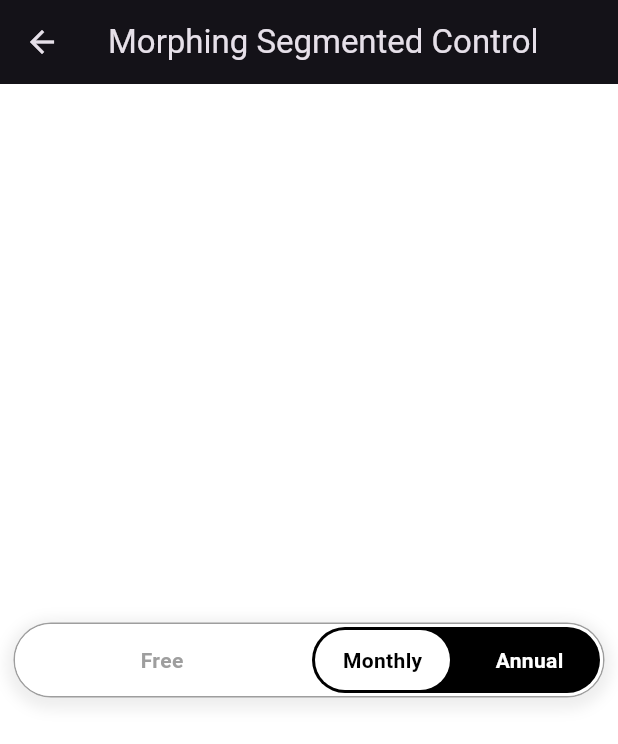
After one commit to JideGuru/animation_playground, a Flutter app: the MorphingSegmentedControlPage screen opened by its route, after a tap on "Premium", on a phone screen of 412 x 824 dp. The commit adds this screen. Shown: the top 744 px of the screen. Run offline on Flutter 3.47's test engine with Material 3 defaults, Android fonts, the light colour scheme and no system bars; missing offline and left inert: flutter_shaders.

Commit message:
feat: added morphing segmented control
This commit introduces a new `MorphingSegmentedControl` widget, along with a new route and associated list item.
The `MorphingSegmentedControl` allows for a segmented bar that transitions between a simple tab and a group of nested options.
Added a `BuildContext` extension for screen width/height related logic.
The new widget can be customized for height, width, colors, text styles, and animation durations.
It supports both a simple tab and a group tab with multiple selectable options.

```diff
--- /dev/null
+++ b/lib/animations/morphing_segmented_bar.dart
@@ -0,0 +1,520 @@
+import 'package:animation_playground/buildcontext_extension.dart';
+import 'package:flutter/material.dart';
+
+// Define your values (could be enums, strings, ints...)
+enum PlanType { free, premiumMonthly, premiumYearly }
+
+class MorphingSegmentedControlPage extends StatefulWidget {
+  const MorphingSegmentedControlPage({super.key});
+
+  @override
+  State<MorphingSegmentedControlPage> createState() =>
+      _MorphingSegmentedControlPageState();
+}
+
+class _MorphingSegmentedControlPageState
+    extends State<MorphingSegmentedControlPage> {
+  PlanType _selectedPlan = PlanType.free;
+
+  @override
+  Widget build(BuildContext context) {
+    return Scaffold(
+      backgroundColor: Colors.white,
+      appBar: AppBar(title: const Text('Morphing Segmented Control')),
+      body: Column(
+        mainAxisAlignment: MainAxisAlignment.center,
+        crossAxisAlignment: CrossAxisAlignment.center,
+        children: [
+          Center(
+            child: IntrinsicWidth(
+              child: Container(
+                decoration: BoxDecoration(
+                  color: Colors.white,
+                  borderRadius: BorderRadius.circular(30),
+                  border: Border.all(color: Colors.grey),
+                  boxShadow: [
+                    BoxShadow(
+                      color: Colors.grey.shade200,
+                      spreadRadius: 5,
+                      blurRadius: 7,
+                      offset: const Offset(0, 3),
+                    ),
+                  ],
+                ),
+                child: MorphingSegmentedControl<PlanType>(
+                  width: context.isMobile ? context.screenWidth - 20 : 420,
+                  value: _selectedPlan,
+                  onChanged: (newValue) {
+                    setState(() {
+                      _selectedPlan = newValue;
+                    });
+                  },
+                  simpleTabValue: PlanType.free,
+                  simpleTabLabel: "Free",
+                  groupTabCollapsedLabel: "Premium",
+                  groupTabOptions: const [
+                    MorphingTabItem(
+                        value: PlanType.premiumMonthly, label: "Monthly"),
+                    MorphingTabItem(
+                        value: PlanType.premiumYearly, label: "Annual"),
+                  ],
+                  // --- Optional Customization ---
+                  // height: 50,
+                  // width: 350,
+                  backgroundColor: Colors.white,
+                  selectedColor: Colors.black,
+                  nestedSelectedColor: Colors.white,
+                  selectedTextColor: Colors.white,
+                  unselectedTextColor: Colors.grey,
+                  nestedSelectedTextColor: Colors.black,
+                  nestedUnselectedTextColor: Colors.white,
+                  // textStyle: TextStyle(fontSize: 14),
+                ),
+              ),
+            ),
+          ),
+        ],
+      ),
+    );
+  }
+}
+
+/// Represents an item within the segmented control, particularly for the nested group.
+class MorphingTabItem<T> {
+  final T value;
+  final String label;
+
+  const MorphingTabItem({required this.value, required this.label});
+
+  @override
+  bool operator ==(Object other) =>
+      identical(this, other) ||
+      other is MorphingTabItem<T> &&
+          runtimeType == other.runtimeType &&
+          value == other.value;
+
+  @override
+  int get hashCode => value.hashCode;
+}
+
+/// A segmented control with a morphing behavior for the second segment,
+/// allowing it to expand into sub-options.
+///
+/// Uses a generic type `T` for the values associated with each tab.
+class MorphingSegmentedControl<T> extends StatefulWidget {
+  /// The currently selected value. Must be one of [simpleTabValue] or a value from [groupTabOptions].
+  final T value;
+
+  /// Callback invoked when the selected value changes.
+  final ValueChanged<T> onChanged;
+
+  // --- Tab Configuration ---
+  /// The value associated with the non-expanding (first) tab.
+  final T simpleTabValue;
+
+  /// The label displayed for the non-expanding (first) tab.
+  final String simpleTabLabel;
+
+  /// The label displayed for the expanding (second) tab group when it's collapsed.
+  final String groupTabCollapsedLabel;
+
+  /// The list of options for the expanding (second) tab group.
+  final List<MorphingTabItem<T>> groupTabOptions;
+
+  // --- Customization ---
+  /// Height of the control.
+  final double height;
+
+  /// Overall width of the control. If null, it tries to expand.
+  final double? width;
+
+  /// Padding inside the main container.
+  final EdgeInsets padding;
+
+  /// Margin around the main sliding thumb.
+  final EdgeInsets mainThumbMargin;
+
+  /// Margin around the nested sliding thumb.
+  final EdgeInsets nestedThumbMargin;
+
+  /// Background color of the control.
+  final Color backgroundColor;
+
+  /// Color of the main sliding thumb (selects between simpleTab and the groupTab).
+  final Color selectedColor;
+
+  /// Color of the nested sliding thumb (selects within the groupTab options).
+  final Color nestedSelectedColor;
+
+  /// Text color when the text is over the corresponding selected thumb.
+  final Color selectedTextColor;
+
+  /// Text color when the text is *not* over its corresponding selected thumb.
+  final Color unselectedTextColor;
+
+  /// Color of the nested selected text.
+  final Color nestedSelectedTextColor;
+
+  /// Color of the nested unselected text.
+  final Color nestedUnselectedTextColor;
+
+  /// General text style for labels. Specific colors ([selectedTextColor],
+  /// [unselectedTextColor]) will override the color in this style.
+  final TextStyle? textStyle;
+
+  /// Duration for the main thumb sliding animation.
+  final Duration mainAnimationDuration;
+
+  /// Duration for the nested thumb sliding animation.
+  final Duration nestedAnimationDuration;
+
+  /// Duration for the fade animation when switching the group tab content.
+  final Duration switchAnimationDuration;
+
+  /// Animation curve used for all animations.
+  final Curve animationCurve;
+
+  const MorphingSegmentedControl({
+    super.key,
+    required this.value,
+    required this.onChanged,
+    required this.simpleTabValue,
+    required this.simpleTabLabel,
+    required this.groupTabCollapsedLabel,
+    required this.groupTabOptions,
+    this.height = 48,
+    this.width = 320,
+    this.padding = const EdgeInsets.all(0),
+    this.mainThumbMargin = const EdgeInsets.all(2),
+    this.nestedThumbMargin = const EdgeInsets.all(4),
+    this.backgroundColor = Colors.black,
+    this.selectedColor = Colors.white, // Main thumb color
+    this.nestedSelectedColor = Colors.black, // Nested thumb color
+    this.selectedTextColor = Colors.black, // Text color over main thumb
+    this.unselectedTextColor = Colors.white, // Text color over main background
+    this.nestedSelectedTextColor = Colors.white, // Nested thumb text color
+    this.nestedUnselectedTextColor = Colors.black, // Nested thumb text color
+    this.textStyle,
+    this.mainAnimationDuration = const Duration(milliseconds: 250),
+    this.nestedAnimationDuration = const Duration(milliseconds: 250),
+    this.switchAnimationDuration = const Duration(milliseconds: 200),
+    this.animationCurve = Curves.easeInOut,
+  }) : assert(groupTabOptions.length > 0, 'groupTabOptions cannot be empty');
+
+  @override
+  State<MorphingSegmentedControl<T>> createState() =>
+      _MorphingSegmentedControlState<T>();
+}
+
+class _MorphingSegmentedControlState<T>
+    extends State<MorphingSegmentedControl<T>> {
+  // Helper to check if the current value belongs to the group/nested options
+  bool get _isGroupTabSelected {
+    return widget.groupTabOptions.any((option) => option.value == widget.value);
+  }
+
+  // Calculate metrics for the main background thumb (Simple vs Group)
+  Map<String, double> _calculateMainThumbMetrics(double maxWidth) {
+    double availableWidth = maxWidth - widget.padding.horizontal;
+    double thumbWidth = availableWidth / 2; // Always 50% for main selection
+    double thumbLeft = widget.padding.left; // Default to Simple tab position
+
+    if (_isGroupTabSelected) {
+      // If any group option is selected, move thumb to the right half
+      thumbLeft = widget.padding.left + (availableWidth / 2);
+    }
+
+    return {'left': thumbLeft, 'width': thumbWidth};
+  }
+
+  // --- Build Method ---
+  @override
+  Widget build(BuildContext context) {
+    // Calculate border radius based on height, padding, and margin
+    final double mainThumbEffectiveHeight = widget.height -
+        widget.padding.vertical -
+        widget.mainThumbMargin.vertical;
+    final double mainThumbBorderRadius = mainThumbEffectiveHeight / 2;
+
+    final TextStyle defaultTextStyle = widget.textStyle ??
+        Theme.of(context).textTheme.bodyMedium ??
+        const TextStyle();
+    final TextStyle effectiveTextStyle =
+        defaultTextStyle.copyWith(fontWeight: FontWeight.bold);
+
+    return Container(
+      height: widget.height,
+      width: widget.width,
+      decoration: BoxDecoration(
+        color: widget.backgroundColor,
+        borderRadius: BorderRadius.circular(widget.height / 2),
+      ),
+      child: LayoutBuilder(
+        builder: (context, constraints) {
+          final double maxWidth = constraints.maxWidth; // Use actual width
+          if (maxWidth == 0 || maxWidth.isInfinite) {
+            // Avoid calculations if width is not constrained
+            return const SizedBox.shrink();
+          }
+
+          final mainThumbMetrics = _calculateMainThumbMetrics(maxWidth);
+          final double mainThumbLeft = mainThumbMetrics['left']!;
+          final double mainThumbWidth = mainThumbMetrics['width']!;
+
+          // Determine text colors based on main thumb position
+          final Color simpleTextColor = widget.value == widget.simpleTabValue
+              ? widget.selectedTextColor // Over white thumb
+              : widget.unselectedTextColor; // Over black background
+
+          final Color groupCollapsedTextColor = _isGroupTabSelected
+              ? widget.selectedTextColor // Over white thumb
+              : widget.unselectedTextColor; // Over black background
+
+          return Stack(
+            alignment: Alignment.centerLeft,
+            children: [
+              // --- 1. Main Sliding Thumb (Background Selector) ---
+              AnimatedPositioned(
+                duration: widget.mainAnimationDuration,
+                curve: widget.animationCurve,
+                left: mainThumbLeft,
+                top: widget.padding.top,
+                bottom: widget.padding.bottom,
+                width: mainThumbWidth,
+                child: Container(
+                  margin: widget.mainThumbMargin,
+                  decoration: BoxDecoration(
+                    color: widget.selectedColor, // Use parameter
+                    borderRadius: BorderRadius.circular(
+                        mainThumbBorderRadius > 0 ? mainThumbBorderRadius : 0),
+                  ),
+                ),
+              ),
+
+              // --- 2. Tab Labels / Content Area ---
+              Padding(
+                padding: widget.padding, // Apply overall padding
+                child: Row(
+                  children: [
+                    // --- SIMPLE Tab Area (50%) ---
+                    Expanded(
+                      child: GestureDetector(
+                        behavior: HitTestBehavior.opaque,
+                        onTap: () => widget.onChanged(widget.simpleTabValue),
+                        child: Container(
+                          alignment: Alignment.center,
+                          child: Text(
+                            widget.simpleTabLabel,
+                            style: effectiveTextStyle.copyWith(
+                                color: simpleTextColor),
+                          ),
+                        ),
+                      ),
+                    ),
+
+                    // --- GROUP Tab Area (50%) ---
+                    Expanded(
+                      child: AnimatedSwitcher(
+                        duration: widget.switchAnimationDuration,
+                        switchInCurve: widget.animationCurve,
+                        switchOutCurve: widget.animationCurve,
+                        transitionBuilder: (child, anim) {
+                          return FadeTransition(opacity: anim, child: child);
+                        },
+                        child: _isGroupTabSelected
+                            ? _NestedTabBar<T>(
+                                // Use a key for state preservation if needed, ValueKey helps switcher
+                                key: ValueKey(widget.groupTabOptions),
+                                selectedTabValue: widget.value,
+                                options: widget.groupTabOptions,
+                                onChanged: widget.onChanged,
+                                // Pass necessary dimensions & styles
+                                parentHeight:
+                                    widget.height - widget.padding.vertical,
+                                nestedThumbMargin: widget.nestedThumbMargin,
+                                animationDuration:
+                                    widget.nestedAnimationDuration,
+                                animationCurve: widget.animationCurve,
+                                selectedColor: widget.nestedSelectedColor,
+                                // Text colors are reversed for nested bar
+                                selectedTextColor:
+                                    widget.nestedSelectedTextColor,
+                                // Text over nested thumb
+                                unselectedTextColor:
+                                    widget.nestedUnselectedTextColor,
+                                // Text over main thumb background
+                                textStyle: effectiveTextStyle,
+                              )
+                            : GestureDetector(
+                                // Key for the collapsed state
+                                key: ValueKey(widget.groupTabCollapsedLabel),
+                                behavior: HitTestBehavior.opaque,
+                                onTap: () {
+                                  // Default to first group option when tapping collapsed label
+                                  if (widget.groupTabOptions.isNotEmpty) {
+                                    widget.onChanged(
+                                        widget.groupTabOptions.first.value);
+                                  }
+                                },
+                                child: Container(
+                                  alignment: Alignment.center,
+                                  child: Column(
+                                    mainAxisAlignment: MainAxisAlignment.center,
+                                    mainAxisSize: MainAxisSize.min,
+                                    children: [
+                                      Text(
+                                        widget.groupTabCollapsedLabel,
+                                        style: effectiveTextStyle.copyWith(
+                                          color: groupCollapsedTextColor,
+                                          height: 1.0,
+                                        ),
+                                      ),
+                                      const SizedBox(height: 2),
+                                      Text(
+                                        widget.groupTabOptions
+                                            .map((option) => option.label)
+                                            .join(', '),
+                                        style: effectiveTextStyle.copyWith(
+                                          color: groupCollapsedTextColor
+                                              .withValues(
+                                            alpha: 0.5,
+                                          ),
+                                          height: 1.0,
+                                          fontSize: 12,
+                                          fontWeight: FontWeight.w400,
+                                        ),
+                                      )
+                                    ],
+                                  ),
+                                ),
+                              ),
+                      ),
+                    ),
+                  ],
+                ),
+              ),
+            ],
+          );
+        },
+      ),
+    );
+  }
+}
+
+// --- Internal Nested Tab Bar Widget ---
+// Manages selection within the second (group) segment
+class _NestedTabBar<T> extends StatelessWidget {
+  final T selectedTabValue;
+  final List<MorphingTabItem<T>> options;
+  final ValueChanged<T> onChanged;
+
+  // Styling & Animation forwarded from parent
+  final double parentHeight;
+  final EdgeInsets nestedThumbMargin;
+  final Duration animationDuration;
+  final Curve animationCurve;
+  final Color selectedColor;
+  final Color selectedTextColor;
+  final Color unselectedTextColor;
+  final TextStyle? textStyle;
+
+  const _NestedTabBar({
+    super.key,
+    required this.selectedTabValue,
+    required this.options,
+    required this.onChanged,
+    required this.parentHeight,
+    required this.nestedThumbMargin,
+    required this.animationDuration,
+    required this.animationCurve,
+    required this.selectedColor,
+    required this.selectedTextColor,
+    required this.unselectedTextColor,
+    this.textStyle,
+  });
+
+  // Calculate metrics for the *internal* thumb
+  Map<String, double> _calculateInternalThumbMetrics(double maxWidth) {
+    if (options.isEmpty) {
+      return {'left': 0.0, 'width': 0.0};
+    }
+    int selectedIndex = options.indexWhere((o) => o.value == selectedTabValue);
+    if (selectedIndex < 0)
+      selectedIndex = 0; // Should not happen if value is valid
+
+    double totalOptions = options.length.toDouble();
+    double thumbWidth = maxWidth / totalOptions;
+    double thumbLeft = thumbWidth * selectedIndex;
+
+    return {'left': thumbLeft, 'width': thumbWidth};
+  }
+
+  @override
+  Widget build(BuildContext context) {
+    // Calculate radius for the internal thumb
+    final double thumbEffectiveHeight =
+        parentHeight - nestedThumbMargin.vertical;
+    final double thumbBorderRadius = thumbEffectiveHeight / 2;
+
+    return LayoutBuilder(builder: (context, constraints) {
+      final double maxWidth = constraints.maxWidth;
+      if (maxWidth == 0 || maxWidth.isInfinite || options.isEmpty) {
+        // Avoid calculations if width is not constrained or no options
+        return const SizedBox.shrink();
+      }
+
+      final internalThumbMetrics = _calculateInternalThumbMetrics(maxWidth);
+      final double thumbLeft = internalThumbMetrics['left']!;
+      final double thumbWidth = internalThumbMetrics['width']!;
+
+      return Stack(
+        alignment: Alignment.centerLeft,
+        children: [
+          // --- 1. Internal Sliding Thumb ---
+          AnimatedPositioned(
+            duration: animationDuration,
+            curve: animationCurve,
+            left: thumbLeft,
+            top: 0,
+            bottom: 0,
+            width: thumbWidth,
+            child: Container(
+              margin: nestedThumbMargin,
+              decoration: BoxDecoration(
+                color: selectedColor, // Use parameter
+                borderRadius: BorderRadius.circular(
+                    thumbBorderRadius > 0 ? thumbBorderRadius : 0),
+              ),
+            ),
+          ),
+
+          // --- 2. Nested Option Labels ---
+          Row(
+            children: List.generate(options.length, (index) {
+              final item = options[index];
+              final bool isSelected = item.value == selectedTabValue;
+              final Color textColor =
+                  isSelected ? selectedTextColor : unselectedTextColor;
+
+              return Expanded(
+                child: GestureDetector(
+                  behavior: HitTestBehavior.opaque,
+                  onTap: () => onChanged(item.value),
+                  child: Container(
+                    alignment: Alignment.center,
+                    child: Text(
+                      item.label,
+                      style: textStyle?.copyWith(color: textColor) ??
+                          TextStyle(
+                              color: textColor, fontWeight: FontWeight.bold),
+                    ),
+                  ),
+                ),
+              );
+            }),
+          ),
+        ],
+      );
+    });
+  }
+}
--- a/lib/animations_list.dart
+++ b/lib/animations_list.dart
@@ -66,6 +66,11 @@ List animationList = [
     route: '/segmented-bar-flip-animation',
     icon: Icons.tab,
   ),
+  AnimationPage(
+    title: 'MorphingSegmentedControl',
+    route: '/morphing-segmented-control',
+    icon: Icons.animation,
+  ),
 ];
 
 class AnimationPage {
--- /dev/null
+++ b/lib/buildcontext_extension.dart
@@ -0,0 +1,10 @@
+import 'package:flutter/material.dart';
+
+extension BuildContextExtension on BuildContext {
+  double get screenWidth => MediaQuery.sizeOf(this).width;
+  double get screenHeight => MediaQuery.sizeOf(this).height;
+
+  double get screenWidthFraction => screenWidth / 100;
+
+  bool get isMobile => screenWidth < 600;
+}
--- a/lib/routes.dart
+++ b/lib/routes.dart
@@ -7,6 +7,7 @@ import 'animations/card/barrel.dart';
 import 'animations/coding_train_challenges/barrel.dart';
 import 'animations/grid_magnification/barrel.dart';
 import 'animations/loaders/barrel.dart';
+import 'animations/morphing_segmented_bar.dart';
 
 Map<String, Widget Function(BuildContext)> routes = {
   '/': (context) => const ListPage(),
@@ -24,4 +25,6 @@ Map<String, Widget Function(BuildContext)> routes = {
       const ParticleSystemWithEmitters(),
   '/painting-with-pixels': (context) => const PaintingWithPixels(),
   '/segmented-bar-flip-animation': (context) => const SegmentedBarFlip(),
+  '/morphing-segmented-control': (context) =>
+      const MorphingSegmentedControlPage(),
 };
```
